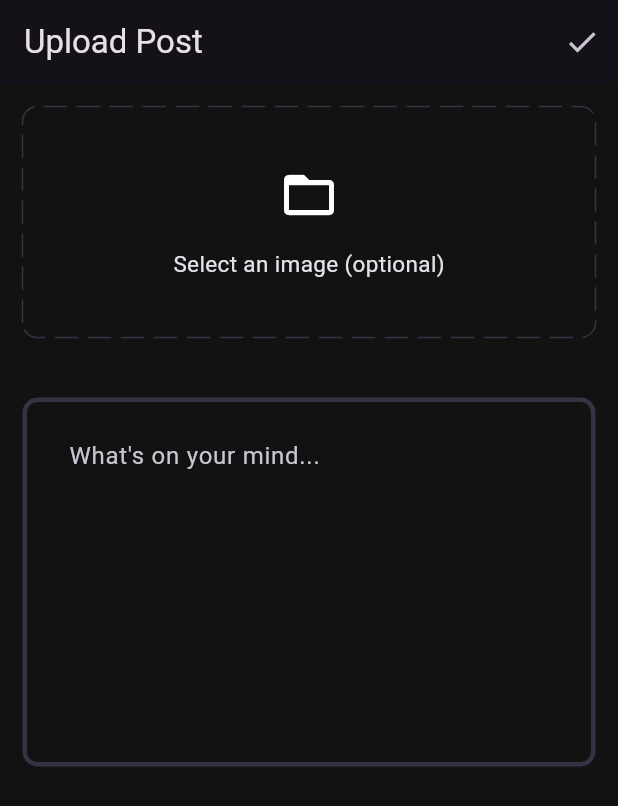
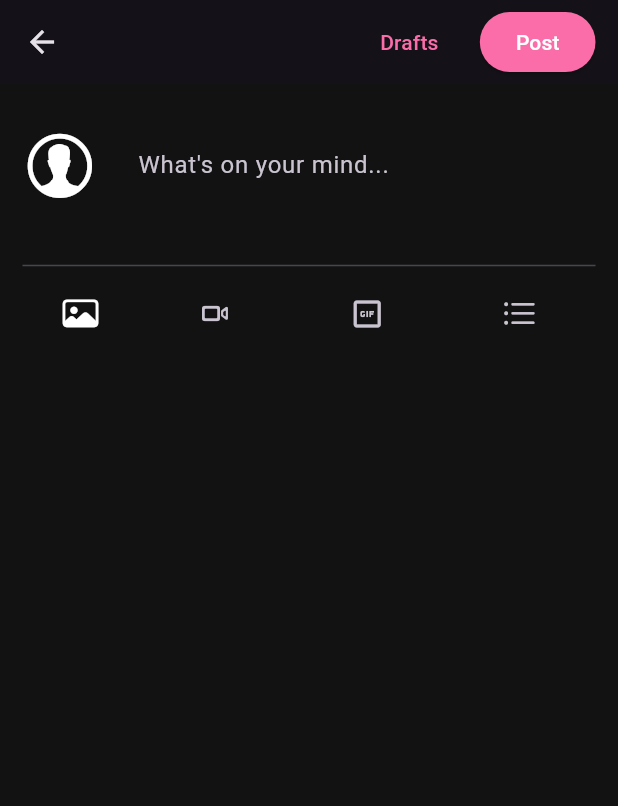
Before and after one commit to Udean777/frontend-sosmedapp, a Flutter app: the UploadPost screen opened directly, on a phone screen of 412 x 824 dp. Shown: the top 806 px of the screen. Run offline on Flutter 3.47's test engine with Material 3 defaults, Android fonts, the phone set to English and light mode, and no system bars; drawn by our look-alikes of dotted_border; our stand-ins replace file_picker, flutter_riverpod, fpdart, riverpod_annotation, shared_preferences; accounts and stored records are empty; generated files the repository leaves out were written again.

Commit message:
feat: adding upload viewmodel, repository and features implementation

```diff
--- a/lib/core/theme/app_theme.dart
+++ b/lib/core/theme/app_theme.dart
@@ -14,7 +14,7 @@ class AppTheme {
     scaffoldBackgroundColor: Palette.backgroundColor,
     inputDecorationTheme: InputDecorationTheme(
       contentPadding: const EdgeInsets.all(27),
-      enabledBorder: _border(Palette.borderColor),
+      // enabledBorder: _border(Palette.borderColor),
       focusedBorder: _border(Palette.gradient2),
     ),
     bottomNavigationBarTheme: const BottomNavigationBarThemeData(
--- a/lib/features/upload/view/pages/upload_post.dart
+++ b/lib/features/upload/view/pages/upload_post.dart
@@ -1,76 +1,161 @@
+import 'dart:io';
+
 import 'package:client/core/theme/app_palette.dart';
-import 'package:dotted_border/dotted_border.dart';
+import 'package:client/core/utils.dart';
+import 'package:client/core/widgets/loading.dart';
+import 'package:client/features/upload/viewmodel/upload_viewmodel.dart';
+import 'package:flutter/cupertino.dart';
 import 'package:flutter/material.dart';
+import 'package:flutter_riverpod/flutter_riverpod.dart';
 
-class UploadPost extends StatelessWidget {
+class UploadPost extends ConsumerStatefulWidget {
   const UploadPost({super.key});
 
   @override
+  ConsumerState<UploadPost> createState() => _UploadPostState();
+}
+
+class _UploadPostState extends ConsumerState<UploadPost> {
+  final captionController = TextEditingController();
+  File? selectedImage;
+  final formKey = GlobalKey<FormState>();
+
+  void selectImage() async {
+    try {
+      final pickedImage = await pickImage();
+
+      if (pickedImage != null) {
+        setState(() {
+          selectedImage = pickedImage;
+        });
+      }
+    } catch (e) {
+      print('Error selecting image: $e');
+    }
+  }
+
+  @override
+  void dispose() {
+    captionController.dispose();
+    super.dispose();
+  }
+
+  @override
   Widget build(BuildContext context) {
-    final contentPostContoller = TextEditingController();
+    final isLoading = ref
+        .watch(uploadViewmodelProvider.select((val) => val?.isLoading == true));
 
     return Scaffold(
       appBar: AppBar(
-        title: const Text('Upload Post'),
         actions: [
-          IconButton(
-            icon: const Icon(Icons.check),
+          TextButton(
             onPressed: () {},
-          )
+            child: const Text(
+              "Drafts",
+              style: TextStyle(
+                color: Palette.gradient2,
+              ),
+            ),
+          ),
+          const SizedBox(
+            width: 15,
+          ),
+          ElevatedButton(
+            onPressed: () async {
+              if (formKey.currentState!.validate() && selectedImage != null) {
+                ref.read(uploadViewmodelProvider.notifier).uploadPost(
+                      selectedImage: selectedImage!,
+                      caption: captionController.text,
+                    );
+              } else {
+                showSnackbar(context, "Please fill all the fields");
+              }
+            },
+            style: ButtonStyle(
+              backgroundColor:
+                  MaterialStateProperty.all<Color>(Palette.gradient2),
+            ),
+            child: const Text(
+              "Post",
+              style: TextStyle(
+                color: Palette.whiteColor,
+              ),
+            ),
+          ),
+          const SizedBox(
+            width: 15,
+          ),
         ],
       ),
-      body: SingleChildScrollView(
+      body: isLoading
+          ? const Loading()
+          : SingleChildScrollView(
               child: Padding(
                 padding: const EdgeInsets.all(15.0),
                 child: Center(
                   child: Form(
+                    key: formKey,
                     child: Column(
                       children: [
-                  DottedBorder(
-                    color: Palette.borderColor,
-                    radius: const Radius.circular(10),
-                    borderType: BorderType.RRect,
-                    strokeCap: StrokeCap.round,
-                    dashPattern: const [15, 7],
-                    child: const SizedBox(
-                      height: 150,
-                      width: double.infinity,
-                      child: Column(
-                        mainAxisAlignment: MainAxisAlignment.center,
+                        Row(
                           children: [
-                          Icon(
-                            Icons.folder_open,
-                            size: 40,
+                            const Icon(
+                              CupertinoIcons.person_alt_circle,
+                              size: 50,
                             ),
-                          SizedBox(
-                            height: 15,
-                          ),
-                          Text(
-                            "Select an image (optional)",
-                            style: TextStyle(
-                              fontSize: 15,
-                            ),
-                          )
-                        ],
-                      ),
-                    ),
-                  ),
-                  const SizedBox(
-                    height: 40,
-                  ),
-                  TextFormField(
-                    controller: contentPostContoller,
+                            Expanded(
+                              child: TextFormField(
+                                controller: captionController,
                                 decoration: const InputDecoration(
                                   hintText: "What's on your mind...",
-                      // border: OutlineInputBorder(),
+                                  border: InputBorder.none,
                                 ),
-                    maxLines: 8,
                                 validator: (val) {
                                   if (val!.trim().isEmpty) {
                                     return "Type something mate!";
                                   }
                                   return null;
                                 },
+                              ),
+                            ),
+                          ],
+                        ),
+                        const SizedBox(
+                          height: 20,
+                        ),
+                        selectedImage != null
+                            ? SizedBox(
+                                height: 300,
+                                width: double.infinity,
+                                child: ClipRRect(
+                                  borderRadius: BorderRadius.circular(10),
+                                  child: Image.file(
+                                    selectedImage!,
+                                    fit: BoxFit.cover,
+                                  ),
+                                ),
+                              )
+                            : const SizedBox.shrink(),
+                        const Divider(),
+                        Row(
+                          mainAxisAlignment: MainAxisAlignment.spaceAround,
+                          children: [
+                            GestureDetector(
+                                onTap: selectImage,
+                                child: const Icon(CupertinoIcons.photo)),
+                            IconButton(
+                              onPressed: () {},
+                              icon: const Icon(CupertinoIcons.videocam),
+                            ),
+                            IconButton(
+                              onPressed: () {},
+                              icon: const Icon(Icons.gif_box_outlined),
+                            ),
+                            IconButton(
+                              onPressed: () {},
+                              icon: const Icon(CupertinoIcons.list_bullet),
+                            ),
+                          ],
                         ),
                       ],
                     ),
```
Also changed, not shown: lib/core/utils.dart (+19 -0 lines), lib/features/post/view/pages/posts_page.dart (+30 -2 lines), lib/features/upload/repository/upload_repository.dart (added, +56 -0 lines), lib/features/upload/viewmodel/upload_viewmodel.dart (added, +41 -0 lines), lib/features/upload/repository/upload_repository.g.dart (added), lib/features/upload/viewmodel/upload_viewmodel.g.dart (added). Lines whose indentation alone changed are shown as unchanged.
